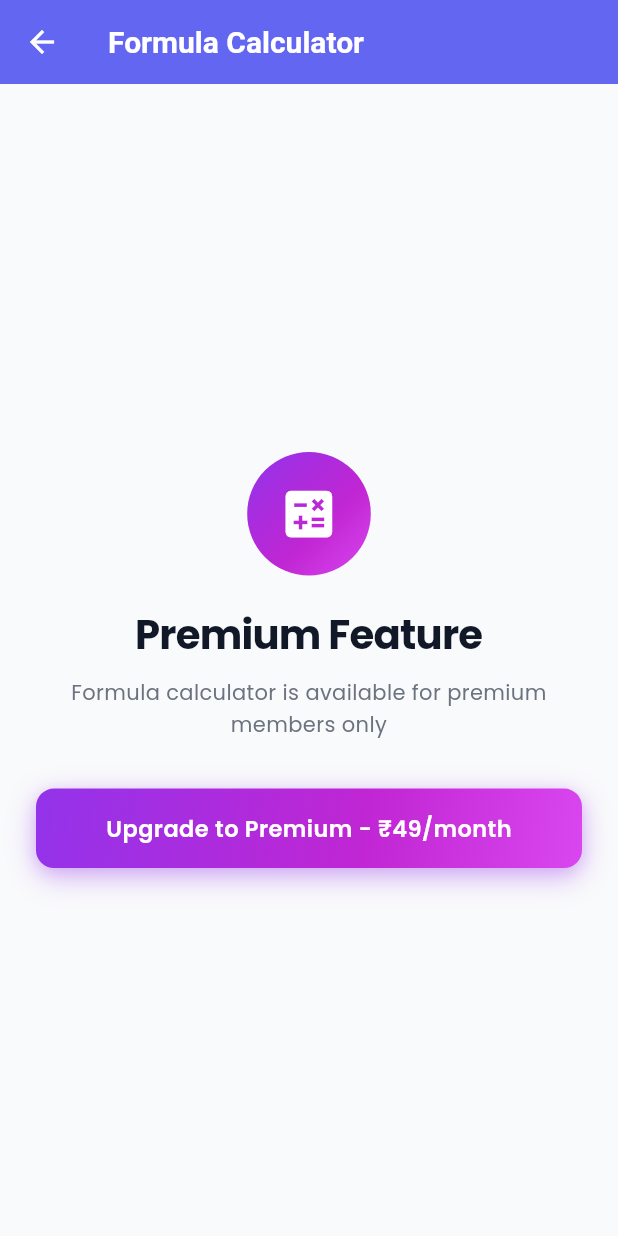
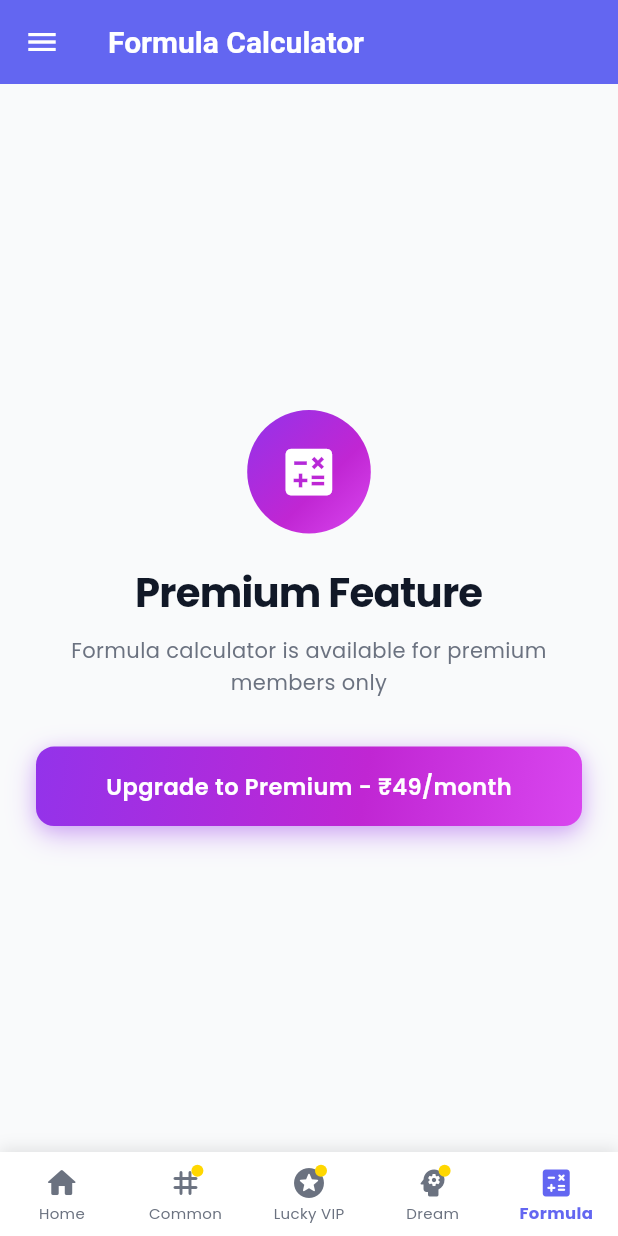
Before and after one commit to rtsant123/teerkhela, a Flutter app: the FormulaCalculatorScreen screen opened by its route, on a phone screen of 412 x 824 dp. Run offline on Flutter 3.47's test engine with Material 3 defaults, Android fonts, the phone set to English and light mode, and no system bars; our stand-ins replace device_info_plus, firebase_core, firebase_messaging, google_fonts, share_plus, shared_preferences and 1 more; missing offline and left inert: razorpay_flutter; accounts and stored records are empty; network calls fail; statements that could not run were skipped.

Commit message:
UI/UX: Major navigation and layout improvements
Bottom Navigation Updates:
- Replaced Profile tab with Formula tab in bottom navigation
- Profile now only accessible from drawer menu
- Fixed navigation indices for all screens
- Formula Calculator screen now has bottom navigation and drawer

Tab Highlighting Fixes:
- Home: index 0
- Common Numbers: index 1
- Lucky Numbers (VIP): index 2
- Dream: index 3
- Formula Calculator: index 4
- Subscribe page: no highlight (index 5)

Layout Improvements:
- Added AppBottomNav to Formula Calculator screen
- Added AppDrawer to Formula Calculator screen
- Fixed tab highlighting on all screens

🤖 Generated with [Claude Code](https://claude.com/claude-code)

```diff
--- a/flutter_app/lib/screens/formula_calculator_screen.dart
+++ b/flutter_app/lib/screens/formula_calculator_screen.dart
@@ -3,6 +3,8 @@ import 'package:provider/provider.dart';
 import '../providers/user_provider.dart';
 import '../services/api_service.dart';
 import '../utils/app_theme.dart';
+import '../widgets/app_bottom_nav.dart';
+import '../widgets/app_drawer.dart';
 import 'package:shimmer/shimmer.dart';
 
 class FormulaCalculatorScreen extends StatefulWidget {
@@ -124,9 +126,11 @@ class _FormulaCalculatorScreenState extends State<FormulaCalculatorScreen> {
         backgroundColor: AppTheme.primary,
         elevation: 0,
       ),
+      drawer: const AppDrawer(),
       body: userProvider.isPremium
           ? _buildCalculatorView()
           : _buildPremiumGate(),
+      bottomNavigationBar: const AppBottomNav(currentIndex: 4),
     );
   }
 
--- a/flutter_app/lib/screens/subscribe_screen_full.dart
+++ b/flutter_app/lib/screens/subscribe_screen_full.dart
@@ -750,7 +750,7 @@ class _SubscribeScreenState extends State<SubscribeScreen> with SingleTickerProv
           : _hasError
               ? _buildErrorState()
               : _buildContent(),
-      bottomNavigationBar: const AppBottomNav(currentIndex: 3),
+      bottomNavigationBar: const AppBottomNav(currentIndex: 5), // No tab highlighted for subscribe page
     );
   }
 
--- a/flutter_app/lib/widgets/app_bottom_nav.dart
+++ b/flutter_app/lib/widgets/app_bottom_nav.dart
@@ -121,8 +121,8 @@ class AppBottomNav extends StatelessWidget {
             label: 'Dream',
           ),
           const BottomNavigationBarItem(
-            icon: Icon(Icons.person_rounded),
-            label: 'Profile',
+            icon: Icon(Icons.calculate_rounded),
+            label: 'Formula',
           ),
         ],
       ),
@@ -148,7 +148,7 @@ class AppBottomNav extends StatelessWidget {
         route = '/dream';
         break;
       case 4:
-        route = '/profile';
+        route = '/formula-calculator';
         break;
       default:
         return;
```
